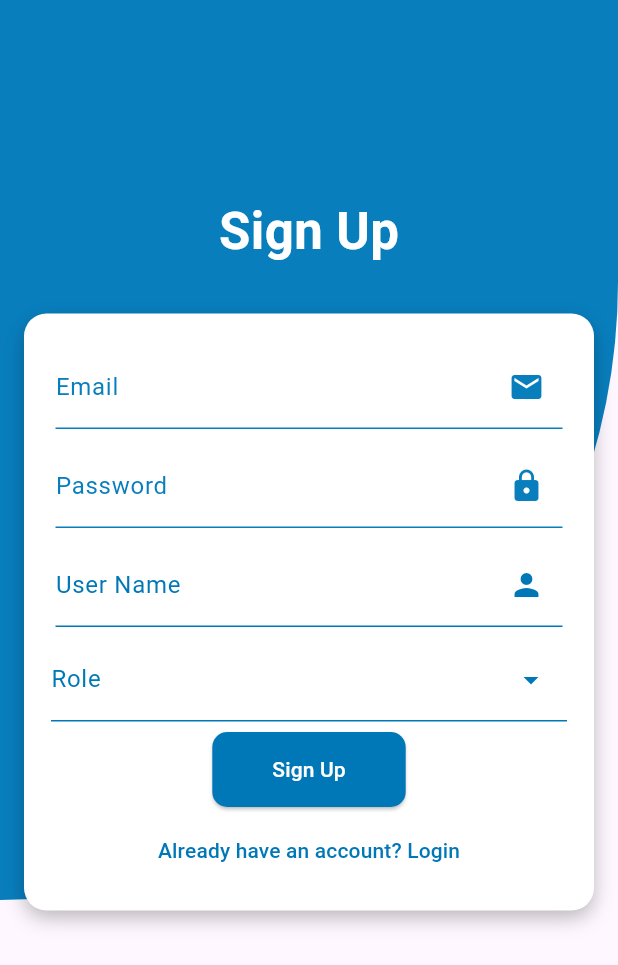
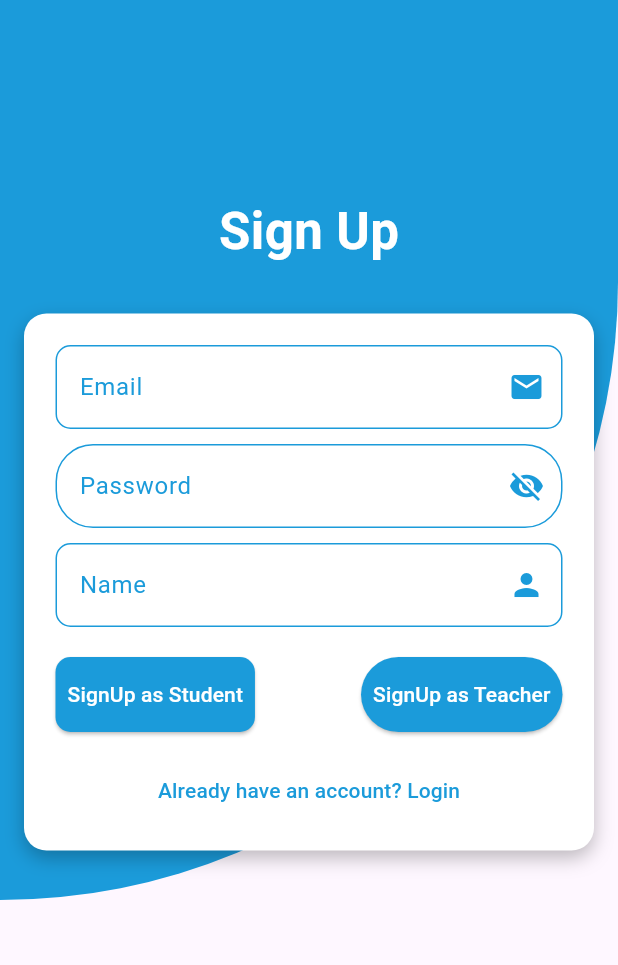
Before and after one commit to AteeqaYasmeen830/College_App, a Flutter app: the Signuppage screen opened directly, on a phone screen of 412 x 824 dp. Shown: the top 965 px of the screen. Run offline on Flutter 3.47's test engine with Material 3 defaults, Android fonts, the phone set to English and light mode, and no system bars; our stand-ins replace file_picker, image_picker, open_file, shared_preferences; accounts and stored records are empty.

Commit message:
Merge remote-tracking branch 'origin/master'
# Conflicts:
#	lib/Signuppage.dart
#	lib/Student_profile/AppDrawer.dart
#	lib/Student_profile/Studentpage.dart

```diff
--- a/lib/Signuppage.dart
+++ b/lib/Signuppage.dart
@@ -2,7 +2,6 @@ import 'package:college_app/teacher_profile/page_teacher.dart';
 import 'package:flutter/material.dart';
 import 'package:college_app/Loginpage.dart';
 import 'Student_profile/Studentpage.dart';
-
 
 class Signuppage extends StatefulWidget {
   @override
@@ -10,14 +9,20 @@ class Signuppage extends StatefulWidget {
 }
 
 class _SignuppageState extends State<Signuppage> {
-  final _formKey = GlobalKey<FormState>();
-  String? _selectedRole;
+  final _formKey = GlobalKey<FormState>(); // Key to identify the form and its state
+  bool _passwordVisible = false; // Boolean to track the visibility of the password
+
+  @override
+  void initState() {
+    super.initState();
+    _passwordVisible = false; // Initially setting the password visibility to false
+  }
 
   @override
   Widget build(BuildContext context) {
     return SafeArea(
       child: Scaffold(
-        resizeToAvoidBottomInset: true,
+        resizeToAvoidBottomInset: true, // Allows the bottom inset to be adjusted when the keyboard appears
         body: SingleChildScrollView(
           child: Stack(
             children: [
@@ -25,65 +30,65 @@ class _SignuppageState extends State<Signuppage> {
                 width: double.infinity,
                 height: 600,
                 decoration: BoxDecoration(
-                  color: Color(0xff087ebd),
+                  color: Color(0xff1b9bda), // Background color of the container
                   borderRadius: BorderRadius.only(
-                    bottomRight: Radius.elliptical(500, 500),
+                    bottomRight: Radius.elliptical(500, 500), // Curved bottom-right border
                   ),
                 ),
               ),
               Column(
                 children: [
-                  SizedBox(height: 130),
+                  SizedBox(height: 130), // Space from the top
                   Text(
-                    'Sign Up',
+                    'Sign Up', // Title text
                     style: TextStyle(
                       fontSize: 34,
                       fontWeight: FontWeight.bold,
                       color: Colors.white,
                     ),
                   ),
-                  SizedBox(height: 30),
+                  SizedBox(height: 30), // Space between title and form
                   Container(
-                    margin: EdgeInsets.only(left: 16, right: 16),
-                    padding: EdgeInsets.all(16),
+                    margin: EdgeInsets.only(left: 16, right: 16), // Margin around the form container
+                    padding: EdgeInsets.all(16), // Padding inside the form container
                     decoration: BoxDecoration(
-                      borderRadius: BorderRadius.circular(15),
-                      color: Colors.white,
+                      borderRadius: BorderRadius.circular(15), // Rounded corners
+                      color: Colors.white, // Background color
                       boxShadow: [
                         BoxShadow(
                           color: Colors.black26,
                           blurRadius: 10,
-                          offset: Offset(0, 5),
+                          offset: Offset(0, 5), // Shadow effect
                         ),
                       ],
                     ),
                     child: Form(
-                      key: _formKey,
+                      key: _formKey, // Form key for validation
                       child: Column(
                         children: [
                           Padding(
-                            padding: const EdgeInsets.all(5.0),
+                            padding: const EdgeInsets.all(5.0), // Padding around the email field
                             child: TextFormField(
                               decoration: InputDecoration(
-                                labelText: 'Email',
+                                labelText: 'Email', // Label for email field
                                 border: OutlineInputBorder(
                                   borderRadius: BorderRadius.circular(10),
-                                  borderSide: BorderSide.none,
                                 ),
-                                enabledBorder: UnderlineInputBorder(
+                                enabledBorder: OutlineInputBorder(
+                                  borderRadius: BorderRadius.circular(10),
                                   borderSide: BorderSide(
-                                    color: Color(0xff087ebd),
+                                    color: Color(0xff1b9bda),
                                   ),
                                 ),
-                                suffixIcon: Icon(Icons.email, color: Color(0xff087ebd)),
-                                labelStyle: TextStyle(color: Color(0xff087ebd)),
+                                suffixIcon: Icon(Icons.email, color: Color(0xff1b9bda)), // Email icon
+                                labelStyle: TextStyle(color: Color(0xff1b9bda)),
                               ),
-                              style: TextStyle(color: Color(0xff087ebd)),
+                              style: TextStyle(color: Color(0xff1b9bda)), // Text style inside the field
                               validator: (value) {
                                 if (value == null || value.isEmpty) {
                                   return 'Please enter your email';
                                 }
-                                String pattern = r'^[^@]+@gmail\.com$';
+                                String pattern = r'^[^@]+@gmail\.com$'; // Regex pattern for Gmail validation
                                 RegExp regex = RegExp(pattern);
                                 if (!regex.hasMatch(value)) {
                                   return 'Please enter a valid Email address';
@@ -93,24 +98,34 @@ class _SignuppageState extends State<Signuppage> {
                             ),
                           ),
                           Padding(
-                            padding: const EdgeInsets.all(5.0),
+                            padding: const EdgeInsets.all(5.0), // Padding around the password field
                             child: TextFormField(
                               decoration: InputDecoration(
-                                labelText: 'Password',
+                                labelText: 'Password', // Label for password field
                                 border: OutlineInputBorder(
-                                  borderRadius: BorderRadius.circular(10),
-                                  borderSide: BorderSide.none,
+                                  borderRadius: BorderRadius.circular(25),
                                 ),
-                                enabledBorder: UnderlineInputBorder(
+                                enabledBorder: OutlineInputBorder(
+                                  borderRadius: BorderRadius.circular(25),
                                   borderSide: BorderSide(
-                                    color: Color(0xff087ebd),
+                                    color: Color(0xff1b9bda),
                                   ),
                                 ),
-                                suffixIcon: Icon(Icons.lock, color: Color(0xff087ebd)),
-                                labelStyle: TextStyle(color: Color(0xff087ebd)),
+                                suffixIcon: IconButton(
+                                  icon: Icon(
+                                    _passwordVisible ? Icons.visibility : Icons.visibility_off,
+                                    color: Color(0xff1b9bda),
                                   ),
-                              style: TextStyle(color: Color(0xff087ebd)),
-                              obscureText: true,
+                                  onPressed: () {
+                                    setState(() {
+                                      _passwordVisible = !_passwordVisible; // Toggle password visibility
+                                    });
+                                  },
+                                ),
+                                labelStyle: TextStyle(color: Color(0xff1b9bda)),
+                              ),
+                              style: TextStyle(color: Color(0xff1b9bda)), // Text style inside the field
+                              obscureText: !_passwordVisible, // Password obscured or visible based on the toggle
                               validator: (value) {
                                 if (value == null || value.isEmpty) {
                                   return 'Please enter your password';
@@ -120,108 +135,90 @@ class _SignuppageState extends State<Signuppage> {
                             ),
                           ),
                           Padding(
-                            padding: const EdgeInsets.all(5.0),
+                            padding: const EdgeInsets.all(5.0), // Padding around the username field
                             child: TextFormField(
                               decoration: InputDecoration(
-                                labelText: 'User Name',
+                                labelText: 'Name', // Label for username field
                                 border: OutlineInputBorder(
                                   borderRadius: BorderRadius.circular(10),
-                                  borderSide: BorderSide.none,
                                 ),
-                                enabledBorder: UnderlineInputBorder(
+                                enabledBorder: OutlineInputBorder(
+                                  borderRadius: BorderRadius.circular(10),
                                   borderSide: BorderSide(
-                                    color: Color(0xFF0077B6),
+                                    color: Color(0xff1b9bda),
                                   ),
                                 ),
-                                suffixIcon: Icon(Icons.person, color: Color(0xFF0077B6)),
-                                labelStyle: TextStyle(color: Color(0xFF0077B6)),
+                                suffixIcon: Icon(Icons.person, color: Color(0xff1b9bda)), // Username icon
+                                labelStyle: TextStyle(color: Color(0xff1b9bda)),
                               ),
-                              style: TextStyle(color: Color(0xFF0077B6)),
+                              style: TextStyle(color: Color(0xff1b9bda)), // Text style inside the field
                               validator: (value) {
                                 if (value == null || value.isEmpty) {
-                                  return 'Please enter your username';
+                                  return 'Please enter your name';
                                 }
                                 return null;
                               },
                             ),
                           ),
-                          Padding(
-                            padding: const EdgeInsets.all(2.0),
-                            child: DropdownButtonFormField<String>(
-                              decoration: InputDecoration(
-                                labelText: 'Role',
-                                border: OutlineInputBorder(
-                                  borderSide: BorderSide.none,
-                                  borderRadius: BorderRadius.circular(10),
-                                ),
-                                enabledBorder: UnderlineInputBorder(
-                                  borderSide: BorderSide(color: Color(0xFF0077B6)),
-                                ),
-                                labelStyle: TextStyle(color: Color(0xFF0077B6)),
-                              ),
-                              style: TextStyle(color: Color(0xFF0077B6)),
-                              iconEnabledColor: Color(0xFF0077B6),
-                              items: ['Student', 'Teacher']
-                                  .map((role) => DropdownMenuItem<String>(
-                                value: role,
-                                child: Text(role),
-                              ))
-                                  .toList(),
-                              onChanged: (value) {
-                                setState(() {
-                                  _selectedRole = value;
-                                });
-                              },
-                              validator: (value) {
-                                if (value == null || value.isEmpty) {
-                                  return 'Please select your role';
-                                }
-                                return null;
-                              },
-                            ),
-                          ),
+                          SizedBox(height: 10), // Space between the username field and buttons
                           Padding(
                             padding: const EdgeInsets.all(5.0),
-                            child: ElevatedButton(
+                            child: Row(
+                              mainAxisAlignment: MainAxisAlignment.spaceBetween,
+                              children: [
+                                ElevatedButton(
                                   onPressed: () {
                                     if (_formKey.currentState?.validate() == true) {
-                                  if (_selectedRole == 'Student') {
                                       Navigator.push(
                                         context,
                                         MaterialPageRoute(
-                                          builder: (context) => Studentpage()),
+                                            builder: (context) => Studentpage()), // Navigate to Studentpage on validation
                                       );
-                                  } else if (_selectedRole == 'Teacher') {
+                                    }
+                                  },
+                                  child: Text('SignUp as Student', style: TextStyle(color: Colors.white)),
+                                  style: ElevatedButton.styleFrom(
+                                    backgroundColor: Color(0xff1b9bda),
+                                    shape: RoundedRectangleBorder(
+                                      borderRadius: BorderRadius.circular(10),
+                                    ),
+                                    padding: EdgeInsets.symmetric(horizontal: 8, vertical: 15), // Button padding
+                                  ),
+                                ),
+                                ElevatedButton(
+                                  onPressed: () {
+                                    if (_formKey.currentState?.validate() == true) {
                                       Navigator.push(
                                         context,
                                         MaterialPageRoute(
-                                          builder: (context) => TeacherPage(name: '', email: '',),),
+                                            builder: (context) => TeacherPage(name: '', email: '',)), // Navigate to TeacherPage on validation
                                       );
                                     }
-                                }
                                   },
-                              child: Text('Sign Up',style: TextStyle(color: Colors.white),),
+                                  child: Text('SignUp as Teacher', style: TextStyle(color: Colors.white)),
                                   style: ElevatedButton.styleFrom(
-                                backgroundColor: Color(0xFF0077B6),
+                                    backgroundColor: Color(0xff1b9bda),
                                     shape: RoundedRectangleBorder(
-                                  borderRadius: BorderRadius.circular(10),
+                                      borderRadius: BorderRadius.circular(25),
                                     ),
-                                padding: EdgeInsets.symmetric(horizontal: 40, vertical: 15),
+                                    padding: EdgeInsets.symmetric(horizontal: 8, vertical: 15), // Button padding
                                   ),
                                 ),
+                              ],
                             ),
+                          ),
+                          SizedBox(height: 10), // Space between the buttons and login link
                           TextButton(
                             onPressed: () {
                               Navigator.push(
                                 context,
                                 MaterialPageRoute(
-                                    builder: (context) => Loginpage()
-                                ),
+                                    builder: (context) => Loginpage()), // Navigate to Loginpage
                               );
                             },
                             child: Text(
-                              'Already have an account? Login',
-                              style: TextStyle(color: Color(0xFF0077B6)),
+                              'Already have an account? Login', // Login link text
+                              style: TextStyle(color: Color(0xff1b9bda)),
                             ),
                           ),
                         ],
```
Lines whose indentation alone changed are shown as unchanged.
